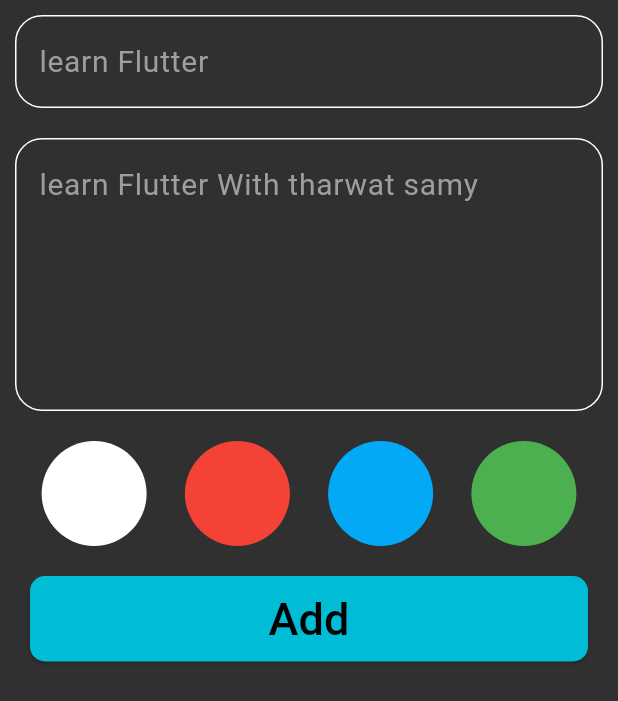
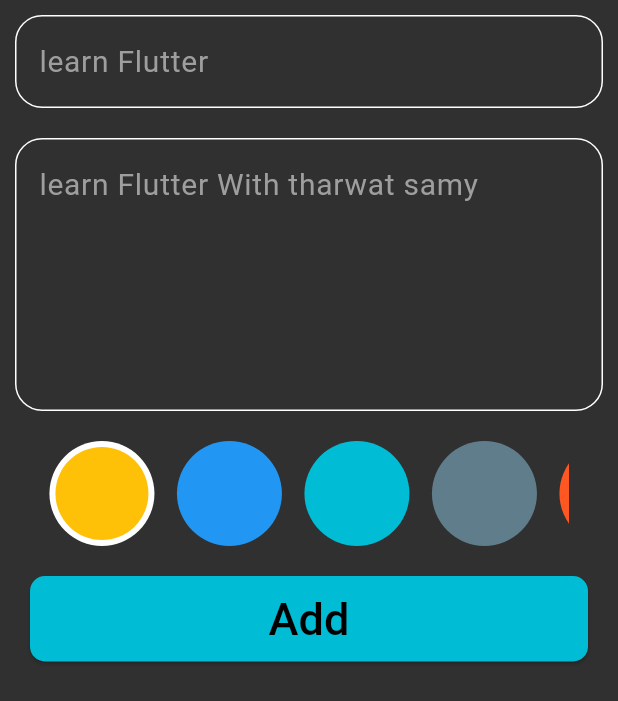
Before and after one commit to AhmedAwadNosir/Notes_App, a Flutter app: the AddNoteBottomSheetForm widget shown alone on an empty page, opened directly, on a phone screen of 412 x 824 dp. Shown: the top 701 px of the screen. Run offline on Flutter 3.47's test engine with Material 2 defaults, Android fonts, the phone set to English and light mode, and no system bars; our stand-ins replace bloc, flutter_bloc, hive, hive_flutter; accounts and stored records are empty; generated files the repository leaves out were written again.

Commit message:
make edit view active for edit note data and chose color when create new note

```diff
--- a/lib/Cubits/add_note_cubit/add_note_cubit.dart
+++ b/lib/Cubits/add_note_cubit/add_note_cubit.dart
@@ -1,13 +1,17 @@
 import 'package:bloc/bloc.dart';
+import 'package:flutter/material.dart';
 import 'package:hive_flutter/adapters.dart';
 import 'package:meta/meta.dart';
+import 'package:notes_app_git/Features/Home/wedgits/adding_note_bottom_sheet_form.dart';
 import 'package:notes_app_git/Models/note_model.dart';
 
 part 'add_note_state.dart';
 
 class AddNoteCubit extends Cubit<AddNoteState> {
   AddNoteCubit() : super(AddNoteInitial());
+  Color noteColor = Colors.yellow;
   addNote(NoteModel noteModel) async {
+    noteModel.color = noteColor.value;
     emit(AddNoteLoding());
     try {
       var box = Hive.box<NoteModel>("notes");
--- a/lib/Features/Home/wedgits/adding_note_bottom_sheet_form.dart
+++ b/lib/Features/Home/wedgits/adding_note_bottom_sheet_form.dart
@@ -2,9 +2,9 @@
 
 import 'package:flutter/material.dart';
 import 'package:flutter_bloc/flutter_bloc.dart';
+import 'package:notes_app_git/Features/Home/wedgits/color_picker_list_view.dart';
 import 'package:notes_app_git/Models/note_model.dart';
 import '../../../Cubits/add_note_cubit/add_note_cubit.dart';
-import 'color_picker.dart';
 import 'custom_text_form_field.dart';
 
 class AddNoteBottomSheetForm extends StatefulWidget {
@@ -18,6 +18,7 @@
 
 String? title;
 String? subTitle;
+Color? color;
 GlobalKey<FormState> formKey = GlobalKey();
 
 class _AddNoteBottomSheetFormState extends State<AddNoteBottomSheetForm> {
@@ -47,17 +48,10 @@
           const SizedBox(
             height: 10,
           ),
-          const Padding(
-            padding: EdgeInsets.symmetric(horizontal: 15),
-            child: Row(
-              mainAxisAlignment: MainAxisAlignment.spaceAround,
-              children: [
-                ColorPiker(color: Colors.white),
-                ColorPiker(color: Colors.red),
-                ColorPiker(color: Colors.lightBlue),
-                ColorPiker(color: Colors.green),
-              ],
-            ),
+          Padding(
+            padding: EdgeInsets.symmetric(
+                horizontal: MediaQuery.of(context).size.width * 0.08),
+            child: ColorPickerListView(),
           ),
           const SizedBox(
             height: 20,
--- a/lib/Features/Home/wedgits/color_picker.dart
+++ b/lib/Features/Home/wedgits/color_picker.dart
@@ -1,18 +1,26 @@
 import 'package:flutter/material.dart';
 
 class ColorPiker extends StatelessWidget {
-  const ColorPiker({
+  ColorPiker({
     super.key,
-    required this.color,
+    required this.bacgroundColor,
+    required this.isSelected,
   });
-  final Color color;
+
+  final Color bacgroundColor;
+  bool isSelected;
   @override
   Widget build(BuildContext context) {
-    return Container(
-      height: 70,
-      width: 70,
-      decoration:
-          BoxDecoration(color: color, borderRadius: BorderRadius.circular(50)),
+    return Padding(
+      padding: const EdgeInsets.only(right: 15),
+      child: CircleAvatar(
+        radius: 35,
+        backgroundColor: isSelected ? Colors.white : bacgroundColor,
+        child: CircleAvatar(
+          radius: 31,
+          backgroundColor: bacgroundColor,
+        ),
+      ),
     );
   }
 }
--- /dev/null
+++ b/lib/Features/Home/wedgits/color_picker_list_view.dart
@@ -0,0 +1,39 @@
+import 'package:flutter/material.dart';
+import 'package:flutter_bloc/flutter_bloc.dart';
+import 'package:notes_app_git/Cubits/add_note_cubit/add_note_cubit.dart';
+import 'package:notes_app_git/Features/Home/wedgits/color_picker.dart';
+import 'package:notes_app_git/Utils/app_colors.dart';
+
+class ColorPickerListView extends StatefulWidget {
+  ColorPickerListView({super.key});
+
+  @override
+  State<ColorPickerListView> createState() => _ColorPickerListViewState();
+}
+
+class _ColorPickerListViewState extends State<ColorPickerListView> {
+  int currentIndex = 0;
+  @override
+  Widget build(BuildContext context) {
+    return SizedBox(
+      height: 70,
+      child: ListView.builder(
+        scrollDirection: Axis.horizontal,
+        itemCount: AppColors.kcolors.length,
+        itemBuilder: (context, index) {
+          return GestureDetector(
+              onTap: () {
+                currentIndex = index;
+                BlocProvider.of<AddNoteCubit>(context).noteColor =
+                    AppColors.kcolors[index];
+                setState(() {});
+              },
+              child: ColorPiker(
+                bacgroundColor: AppColors.kcolors[index],
+                isSelected: currentIndex == index,
+              ));
+        },
+      ),
+    );
+  }
+}
--- a/lib/Features/wedgits/app_header.dart
+++ b/lib/Features/wedgits/app_header.dart
@@ -4,11 +4,11 @@
   const AppHeader({
     super.key,
     required this.title,
-    required this.icon,
+    required this.icon, this.onPressed,
   });
   final String title;
   final IconData icon;
-
+  final void Function()? onPressed;
   @override
   Widget build(BuildContext context) {
     return Row(
@@ -19,7 +19,7 @@
           style: const TextStyle(fontSize: 32, color: Colors.white),
         ),
         IconButton(
-          onPressed: () {},
+          onPressed: onPressed,
           icon: Container(
             height: 50,
             width: 50,
--- a/lib/Models/note_model.dart
+++ b/lib/Models/note_model.dart
@@ -3,13 +3,13 @@
 @HiveType(typeId: 0)
 class NoteModel extends HiveObject{
   @HiveField(0)
-  final String title;
+   String title;
   @HiveField(1)
-  final String description;
+   String description;
    @HiveField(2)
   final String date;
    @HiveField(3)
-  final int color;
+   int color;
 
   NoteModel({
     required this.title,
--- a/lib/Utils/app_colors.dart
+++ b/lib/Utils/app_colors.dart
@@ -2,4 +2,17 @@
 
 abstract class AppColors {
   static const Color primaryColor = Color(0xFF303030);
+
+  static List<Color> kcolors = [
+    Colors.amber,
+    Colors.blue,
+    Colors.cyan,
+    Colors.blueGrey,
+    Colors.deepOrange,
+    Colors.deepPurple,
+    Colors.green,
+    Colors.indigoAccent,
+    Colors.lightBlue,
+    Colors.pink
+  ];
 }
--- a/lib/main.dart
+++ b/lib/main.dart
@@ -30,7 +30,6 @@
             scaffoldBackgroundColor: AppColors.primaryColor),
         routes: {
           HomeView.id: (context) => const HomeView(),
-          EditView.id: (context) => const EditView(),
         },
         initialRoute: HomeView.id,
       ),
```
Also changed, not shown: lib/Features/Home/views/edit_note_view.dart (+5 -4 lines), lib/Features/Home/wedgits/card_item_listview.dart (+8 -1 lines), lib/Features/Home/wedgits/custom_text_field.dart (+6 -2 lines), lib/Features/Home/wedgits/edit_note_view_body.dart (+33 -29 lines).
